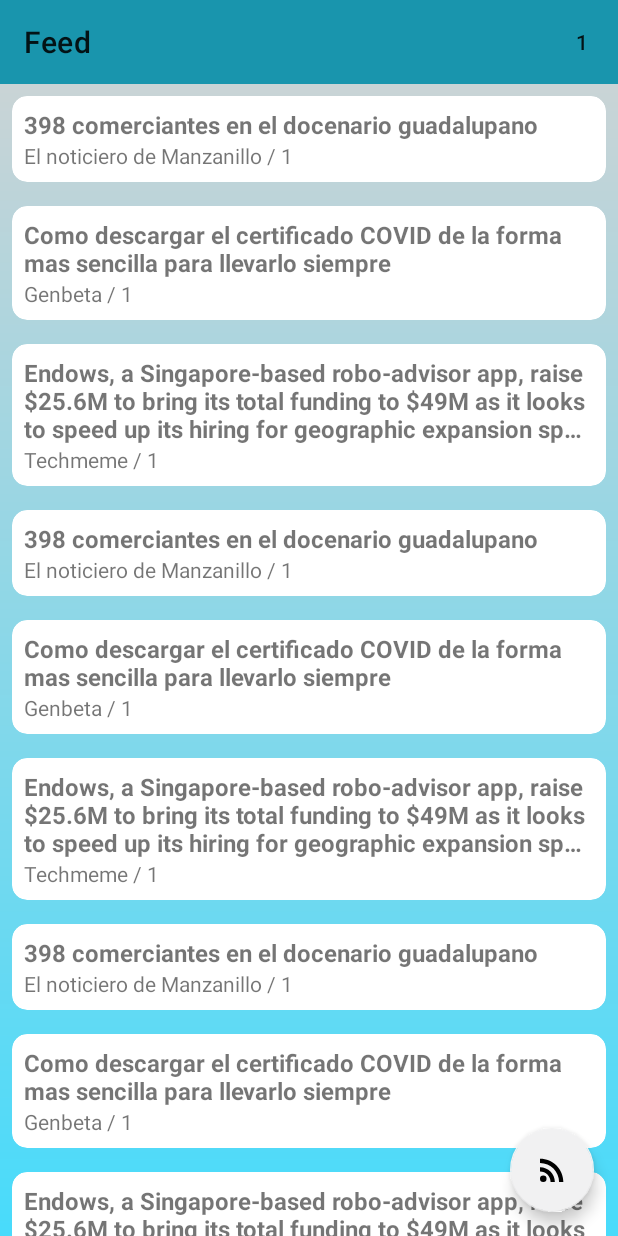
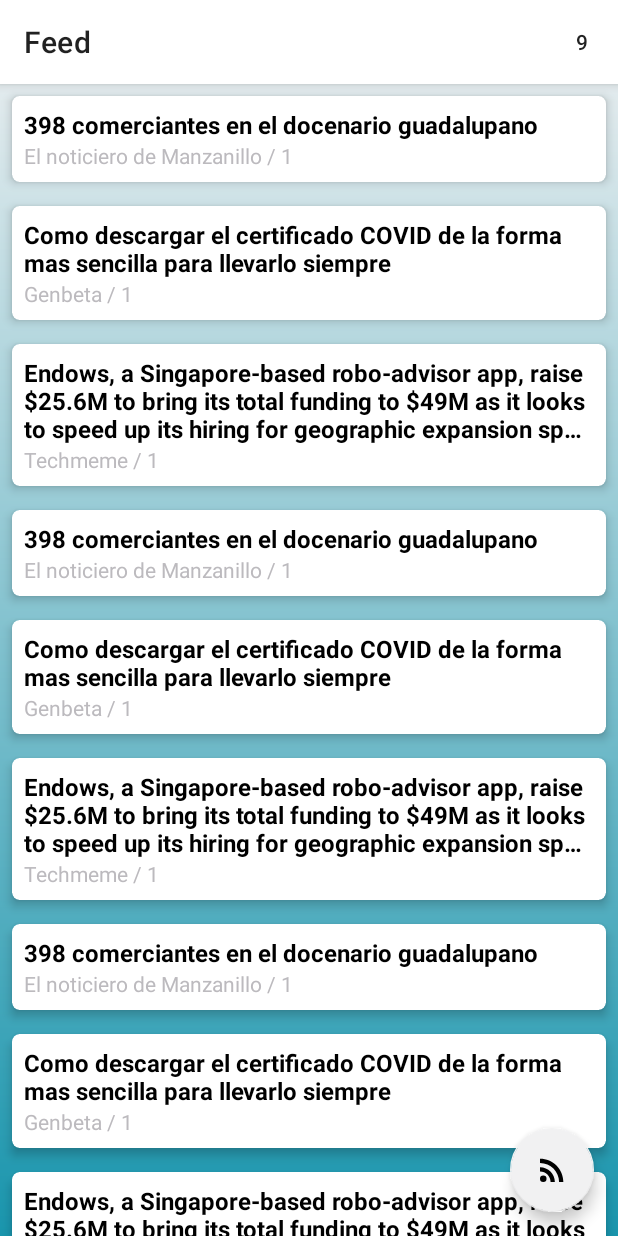
Before and after one commit to jjcr11/rss-kotlin, an Android app: the screen it shows after launch (MainActivity), on a phone screen of 412 x 824 dp. Run offline under Robolectric (Android 15) with nearby library versions, the phone set to English and light mode, and no system bars.

```diff
--- a/app/src/main/java/com/example/rss/MainActivity.kt
+++ b/app/src/main/java/com/example/rss/MainActivity.kt
@@ -1,7 +1,9 @@
 package com.example.rss
 
+import android.content.ClipData
 import androidx.appcompat.app.AppCompatActivity
 import android.os.Bundle
+import android.view.Menu
 import android.view.View
 import android.widget.Toast
 import androidx.recyclerview.widget.LinearLayoutManager
@@ -29,6 +31,10 @@ class MainActivity : AppCompatActivity() {
             layoutManager = linearLayoutManager
             adapter = feedAdapter
         }
+
+        binding.mtb.menu.getItem(0).title = feedAdapter.itemCount.toString()
+
+
     }
 
     private fun getFeeds(): MutableList<Feed> {
--- a/app/src/main/res/drawable/gradiant.xml
+++ b/app/src/main/res/drawable/gradiant.xml
@@ -2,7 +2,7 @@
     xmlns:android="http://schemas.android.com/apk/res/android"
     android:shape="rectangle">
     <gradient
-        android:startColor="#d3d3d3"
-        android:endColor="#48dbfb"
-        android:angle="-90" />
+        android:startColor="@color/gray_light"
+        android:endColor="@color/blue"
+        android:angle="270" />
 </shape>
--- a/app/src/main/res/layout/activity_main.xml
+++ b/app/src/main/res/layout/activity_main.xml
@@ -9,14 +9,13 @@
 
     <com.google.android.material.appbar.AppBarLayout
         android:layout_width="match_parent"
-        android:layout_height="wrap_content"
-        app:liftOnScroll="true">
+        android:layout_height="wrap_content">
 
         <com.google.android.material.appbar.MaterialToolbar
             android:id="@+id/mtb"
             android:layout_width="match_parent"
             android:layout_height="?attr/actionBarSize"
-            android:background="@color/blue"
+            android:background="@color/white"
             app:title="Feed"
             app:menu="@menu/top_app_bar"
             app:layout_scrollFlags="scroll|enterAlways|snap"/>
--- a/app/src/main/res/layout/headline_item.xml
+++ b/app/src/main/res/layout/headline_item.xml
@@ -5,8 +5,8 @@
     xmlns:app="http://schemas.android.com/apk/res-auto"
     xmlns:tools="http://schemas.android.com/tools"
     android:layout_margin="@dimen/common_min"
-    app:cardElevation="0dp"
-    app:cardCornerRadius="10dp">
+    app:cardElevation="@dimen/card_elevation"
+    app:cardCornerRadius="@dimen/corner_radius">
 
     <androidx.constraintlayout.widget.ConstraintLayout
         android:layout_width="match_parent"
@@ -25,6 +25,7 @@
             android:textStyle="bold"
             android:maxLines="3"
             android:ellipsize="end"
+            android:textColor="@color/black"
             app:layout_constraintStart_toStartOf="parent"
             app:layout_constraintTop_toTopOf="parent"
             app:layout_constraintEnd_toEndOf="parent"
@@ -34,6 +35,7 @@
             android:id="@+id/tvSource"
             android:layout_width="wrap_content"
             android:layout_height="wrap_content"
+            android:textColor="@color/gray"
             app:layout_constraintStart_toStartOf="@id/tvTitle"
             app:layout_constraintTop_toBottomOf="@id/tvTitle"
             tools:text="Forbes Mexico" />
@@ -43,6 +45,7 @@
             android:layout_width="wrap_content"
             android:layout_height="wrap_content"
             android:text=" / "
+            android:textColor="@color/gray"
             app:layout_constraintStart_toEndOf="@id/tvSource"
             app:layout_constraintTop_toTopOf="@id/tvSource"
             />
@@ -51,6 +54,7 @@
             android:id="@+id/tvHour"
             android:layout_width="wrap_content"
             android:layout_height="wrap_content"
+            android:textColor="@color/gray"
             app:layout_constraintStart_toEndOf="@id/tvSlash"
             app:layout_constraintTop_toTopOf="@id/tvSlash"
             tools:text="3h" />
--- a/app/src/main/res/menu/top_app_bar.xml
+++ b/app/src/main/res/menu/top_app_bar.xml
@@ -4,7 +4,7 @@
     xmlns:app="http://schemas.android.com/apk/res-auto">
 
     <item
-        android:id="@+id/count"
+        android:id="@+id/unwatchFeedCount"
         android:title="1"
         app:showAsAction="ifRoom"/>
 
--- a/app/src/main/res/values/dimens.xml
+++ b/app/src/main/res/values/dimens.xml
@@ -3,4 +3,6 @@
     <dimen name="common_min">8dp</dimen>
     <dimen name="common_default">16dp</dimen>
     <dimen name="card_height">100dp</dimen>
+    <dimen name="card_elevation">4dp</dimen>
+    <dimen name="corner_radius">5dp</dimen>
 </resources>
```
